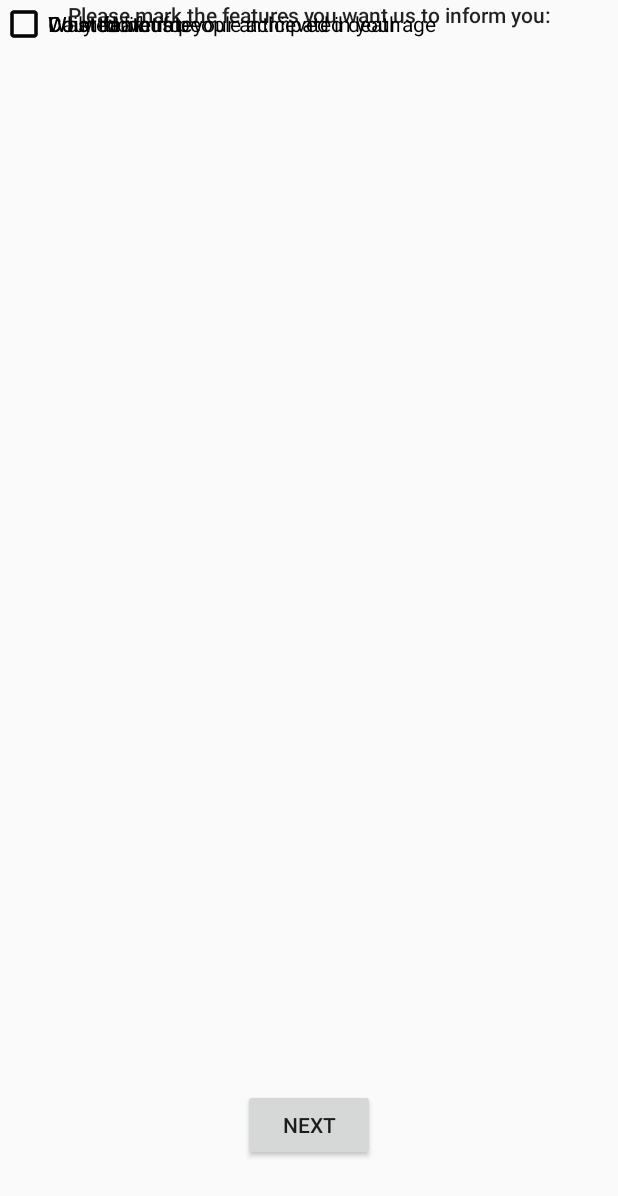
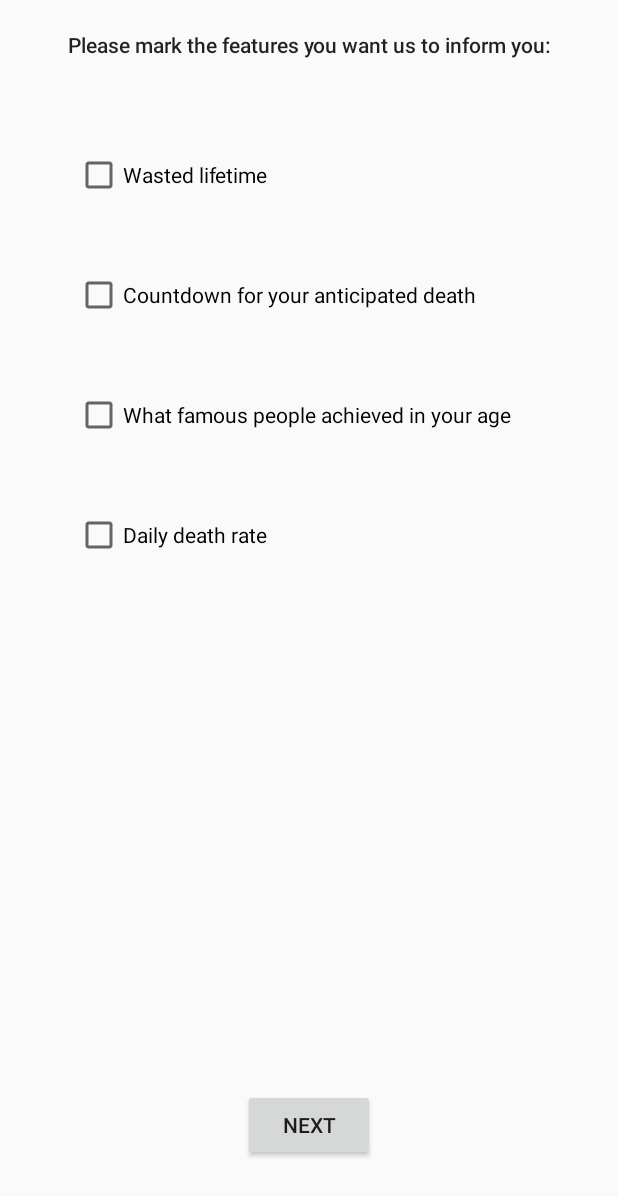
Before and after one commit to Jugendhackt/depressionApp, an Android app: the layout choosing_activity.xml on its own in the app's theme, with its tools: preview values and no code run, on a phone screen of 412 x 824 dp. Shown: the top 1196 px of the screen. Run offline under Robolectric (Android 15) with nearby library versions, the phone set to English and light mode, and no system bars.

Commit message:
errorfixes in choosing_activity

```diff
--- a/app/src/main/res/layout/choosing_activity.xml
+++ b/app/src/main/res/layout/choosing_activity.xml
@@ -21,45 +21,54 @@
         android:id="@+id/wastedLifetimeCheckbox"
         android:layout_width="wrap_content"
         android:layout_height="wrap_content"
+        android:layout_marginStart="50dp"
+        android:layout_marginTop="61dp"
         android:text="Wasted lifetime"
-        tools:layout_editor_absoluteX="50dp"
-        tools:layout_editor_absoluteY="100dp" />
+        app:layout_constraintStart_toStartOf="parent"
+        app:layout_constraintTop_toBottomOf="@+id/choosingText" />
 
     <CheckBox
         android:id="@+id/deathCountdownCneckbox"
         android:layout_width="wrap_content"
         android:layout_height="wrap_content"
+        android:layout_marginStart="50dp"
+        android:layout_marginTop="48dp"
         android:checked="false"
         android:text="Countdown for your anticipated death"
-        tools:layout_editor_absoluteX="50dp"
-        tools:layout_editor_absoluteY="180dp" />
+        app:layout_constraintStart_toStartOf="parent"
+        app:layout_constraintTop_toBottomOf="@+id/wastedLifetimeCheckbox" />
 
     <CheckBox
         android:id="@+id/famousAchievementsCheckbox"
         android:layout_width="wrap_content"
         android:layout_height="wrap_content"
+        android:layout_marginStart="50dp"
+        android:layout_marginTop="48dp"
         android:text="What famous people achieved in your age"
-        tools:layout_editor_absoluteX="47dp"
-        tools:layout_editor_absoluteY="260dp" />
+        app:layout_constraintStart_toStartOf="parent"
+        app:layout_constraintTop_toBottomOf="@+id/deathCountdownCneckbox" />
 
     <CheckBox
         android:id="@+id/deathRateCheckbox"
         android:layout_width="wrap_content"
         android:layout_height="wrap_content"
+        android:layout_marginStart="50dp"
+        android:layout_marginTop="48dp"
         android:text="Daily death rate"
-        tools:layout_editor_absoluteX="50dp"
-        tools:layout_editor_absoluteY="340dp" />
+        app:layout_constraintStart_toStartOf="parent"
+        app:layout_constraintTop_toBottomOf="@+id/famousAchievementsCheckbox" />
 
     <TextView
         android:id="@+id/choosingText"
         android:layout_width="wrap_content"
         android:layout_height="wrap_content"
         android:layout_marginStart="30dp"
+        android:layout_marginTop="20dp"
         android:layout_marginEnd="30dp"
         android:text="Please mark the features you want us to inform you:"
         android:textAppearance="@style/TextAppearance.AppCompat.Body2"
         app:layout_constraintEnd_toEndOf="parent"
         app:layout_constraintStart_toStartOf="parent"
-        tools:layout_editor_absoluteY="20dp" />
+        app:layout_constraintTop_toTopOf="parent" />
 
 </android.support.constraint.ConstraintLayout>
```
